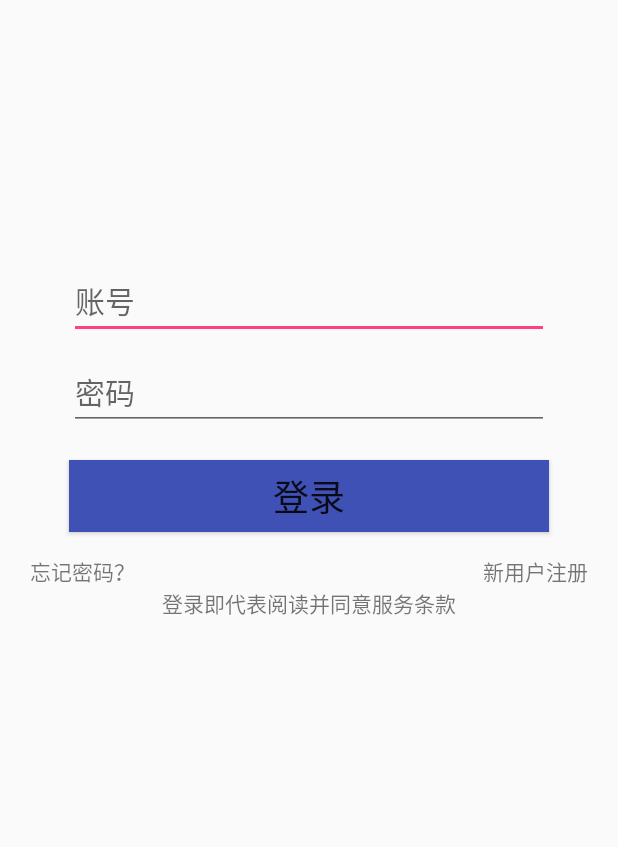
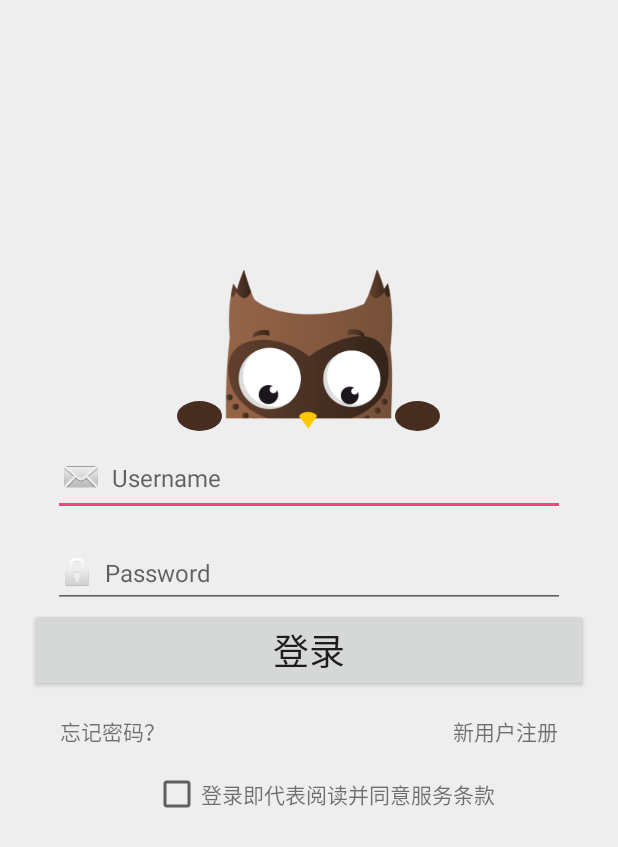
Before and after one commit to LINYUANZHUO/xiangmujingl, an Android app: the LoginActivity screen opened directly, with no data from a screen before it, on a phone screen of 412 x 824 dp. Shown: the top 847 px of the screen. Run offline under Robolectric (Android 15) with nearby library versions, the phone set to English and light mode, and no system bars.

Commit message:
添加登录动画

```diff
--- a/项目/app/src/main/java/com/vkejun/vip/activity/LoginActivity.java
+++ b/项目/app/src/main/java/com/vkejun/vip/activity/LoginActivity.java
@@ -5,12 +5,32 @@ import android.os.Bundle;
 import com.vkejun.vip.R;
 import android.view.View;
 import android.content.Intent;
+import com.vkejun.vip.utils.OwlView;
+import android.widget.EditText;
 
-public class LoginActivity extends AppCompatActivity{
+public class LoginActivity extends AppCompatActivity {
+
+    private OwlView mOwlView;
     @Override
     protected void onCreate(Bundle savedInstanceState) {
         super.onCreate(savedInstanceState);
         setContentView(R.layout.activity_login);
+
+        mOwlView=(OwlView)findViewById(R.id.aaa);
+        EditText eee=(EditText)findViewById(R.id.mi);
+        eee.setOnFocusChangeListener(new android.view.View.OnFocusChangeListener() {
+            //登录动画
+                @Override
+                public void onFocusChange(View v, boolean hasFocus) {
+                    if (hasFocus) {
+                        mOwlView.open();
+                        // 获得焦点
+                    } else {
+                        mOwlView.close();
+                        // 失去焦点
+                    }
+                }
+            });
     }
 
     public void zhaohuimima(View view) {
--- /dev/null
+++ b/项目/app/src/main/java/com/vkejun/vip/utils/OwlView.java
@@ -0,0 +1,220 @@
+package com.vkejun.vip.utils;
+
+import android.view.View;
+import android.content.Context;
+import android.graphics.Bitmap;
+import android.graphics.Paint;
+import android.animation.ValueAnimator;
+import android.graphics.BitmapFactory;
+import android.util.AttributeSet;
+import android.graphics.Color;
+import android.view.ViewTreeObserver;
+import android.view.ViewGroup;
+import com.vkejun.vip.R;
+import android.view.animation.LinearInterpolator;
+import android.graphics.Canvas;
+import android.graphics.Rect;
+import android.graphics.RectF;
+import java.math.BigDecimal;
+import android.graphics.Matrix;
+import java.math.RoundingMode;
+
+/**
+ * Created by boobooL on 2016/4/19 0019
+ * Created 邮箱 ：boobooMX@163.com
+ */
+
+/**
+ * 猫头鹰输入密码的时候捂住眼睛
+ * 布局文件中宽=175dp，height=107dp,也可以不写默认，只是为了预览
+ */
+public class OwlView extends View {
+
+    private Context mContext;
+    //private ImageView iv_owl;
+
+    private Bitmap bm_owl;
+
+    private Bitmap bm_owl_arm_left;
+
+    private Bitmap bm_owl_arm_right;
+
+    private int bm_height;
+    private int moveHeight;
+
+    private int alpha = 255;
+
+    private int move_length = 0;
+
+    private Paint handPaintBefore;
+    private Paint handPaintAfter;
+
+    public OwlView(Context context) {
+        this(context,null);
+    }
+
+    public OwlView(Context context, AttributeSet attrs) {
+        this(context, attrs,0);
+    }
+
+    public OwlView(Context context, AttributeSet attrs, int defStyleAttr) {
+        super(context, attrs, defStyleAttr);
+        this.mContext = context;
+        init();
+    }
+
+    private void init(){
+        setBackgroundColor(Color.TRANSPARENT);
+
+        getViewTreeObserver().addOnGlobalLayoutListener(new ViewTreeObserver.OnGlobalLayoutListener() {
+                @Override
+                public void onGlobalLayout() {
+                    getViewTreeObserver().removeGlobalOnLayoutListener(this);
+                    ViewGroup.LayoutParams lp = getLayoutParams();
+                    if(lp==null)return;
+                    lp.width = dip2px(175);
+                    lp.height = dip2px(107);
+                    setLayoutParams(lp);
+                    setTranslationY(dip2px(9));
+                }
+            });
+
+
+        bm_owl = BitmapFactory.decodeResource(getResources(),R.drawable.owl_login);
+        bm_owl_arm_left = BitmapFactory.decodeResource(getResources(),R.drawable.owl_login_arm_left);
+        bm_owl_arm_right = BitmapFactory.decodeResource(getResources(),R.drawable.owl_login_arm_right);
+
+        bm_owl = compressBitmap(bm_owl,dip2px(115),dip2px(107),false);
+        bm_owl_arm_left = compressBitmap(bm_owl_arm_left,dip2px(40),dip2px(65),true);
+        bm_owl_arm_right = compressBitmap(bm_owl_arm_right,dip2px(40),dip2px(65),true);
+
+        bm_height = bm_owl_arm_left.getHeight()/3*2-dip2px(10);
+
+        handPaintBefore = new Paint();
+        handPaintBefore.setColor(Color.parseColor("#472d20"));
+        handPaintBefore.setAntiAlias(true);
+
+        handPaintAfter = new Paint();
+        handPaintAfter.setAntiAlias(true);
+    }
+
+
+    public void close(){
+        ValueAnimator alphaVa = ValueAnimator.ofInt(0,255)
+            .setDuration(300);
+        alphaVa.addUpdateListener(new ValueAnimator.AnimatorUpdateListener() {
+                @Override
+                public void onAnimationUpdate(ValueAnimator animation) {
+                    alpha = (Integer) animation.getAnimatedValue();
+                    invalidate();
+                }
+            });
+        alphaVa.start();
+        ValueAnimator moveVa = ValueAnimator.ofInt(dip2px(45),0)
+            .setDuration(200);
+        moveVa.addUpdateListener(new ValueAnimator.AnimatorUpdateListener() {
+                @Override
+                public void onAnimationUpdate(ValueAnimator animation) {
+                    move_length = (Integer) animation.getAnimatedValue();
+                    invalidate();
+                }
+            });
+        moveVa.setStartDelay(200);
+        moveVa.start();
+        ValueAnimator va = ValueAnimator.ofInt(bm_height,0)
+            .setDuration(300);
+        va.setInterpolator(new LinearInterpolator());
+        va.addUpdateListener(new ValueAnimator.AnimatorUpdateListener() {
+                @Override
+                public void onAnimationUpdate(ValueAnimator animation) {
+                    moveHeight = (Integer) animation.getAnimatedValue();
+                    invalidate();
+                }
+            });
+        va.start();
+    }
+
+    public void open(){
+        ValueAnimator alphtVa = ValueAnimator.ofInt(255,0)
+            .setDuration(300);
+        alphtVa.addUpdateListener(new ValueAnimator.AnimatorUpdateListener() {
+                @Override
+                public void onAnimationUpdate(ValueAnimator animation) {
+                    alpha = (Integer) animation.getAnimatedValue();
+                    invalidate();
+                }
+            });
+        alphtVa.start();
+        ValueAnimator moveVa = ValueAnimator.ofInt(0,dip2px(45))
+            .setDuration(200);
+        moveVa.addUpdateListener(new ValueAnimator.AnimatorUpdateListener() {
+                @Override
+                public void onAnimationUpdate(ValueAnimator animation) {
+                    move_length = (Integer) animation.getAnimatedValue();
+                    invalidate();
+                }
+            });
+        moveVa.start();
+        ValueAnimator va = ValueAnimator.ofInt(0,bm_height)
+            .setDuration(300);
+        va.setInterpolator(new LinearInterpolator());
+        va.addUpdateListener(new ValueAnimator.AnimatorUpdateListener() {
+                @Override
+                public void onAnimationUpdate(ValueAnimator animation) {
+                    moveHeight = (Integer) animation.getAnimatedValue();
+                    invalidate();
+                }
+            });
+        va.setStartDelay(100);
+        va.start();
+    }
+
+    @Override
+    protected void onDraw(Canvas canvas) {
+        super.onDraw(canvas);
+        canvas.drawBitmap(bm_owl,new Rect(0,0,bm_owl.getWidth(),bm_owl.getHeight()),new Rect(dip2px(30),0,dip2px(30)+bm_owl.getWidth(),bm_owl.getHeight()),handPaintAfter);
+
+        handPaintBefore.setAlpha(alpha);
+        canvas.drawOval(new RectF(move_length,getHeight()-dip2px(20),move_length+dip2px(30),getHeight()),handPaintBefore);
+        canvas.drawOval(new RectF(getWidth()-dip2px(30)-move_length,getHeight()-dip2px(20),getWidth()-move_length,getHeight()),handPaintBefore);
+
+        canvas.drawBitmap(bm_owl_arm_left,new Rect(0,0,bm_owl_arm_left.getWidth(), moveHeight),new Rect(dip2px(43),getHeight()-moveHeight-dip2px(10),dip2px(43)+bm_owl_arm_left.getWidth(),getHeight()-dip2px(9)),handPaintAfter);
+        canvas.drawBitmap(bm_owl_arm_right,new Rect(0,0,bm_owl_arm_right.getWidth(), moveHeight),new Rect(getWidth()-dip2px(40)-bm_owl_arm_right.getWidth(),getHeight()-moveHeight-dip2px(10),getWidth()-dip2px(40),getHeight()-dip2px(9)),handPaintAfter);
+
+    }
+
+//    @Override
+//    protected void dispatchDraw(Canvas canvas) {
+//        super.dispatchDraw(canvas);
+//
+//        canvas.drawBitmap(bm_owl,new Rect(0,0,bm_owl.getWidth(),bm_owl.getHeight()),new Rect(dip2px(30),0,dip2px(30)+bm_owl.getWidth(),bm_owl.getHeight()),handPaintAfter);
+//
+//        handPaintBefore.setAlpha(alpha);
+//        canvas.drawOval(new RectF(move_length,getHeight()-dip2px(20),move_length+dip2px(30),getHeight()),handPaintBefore);
+//        canvas.drawOval(new RectF(getWidth()-dip2px(30)-move_length,getHeight()-dip2px(20),getWidth()-move_length,getHeight()),handPaintBefore);
+//
+//        canvas.drawBitmap(bm_owl_arm_left,new Rect(0,0,bm_owl_arm_left.getWidth(), moveHeight),new Rect(dip2px(43),getHeight()-moveHeight-dip2px(10),dip2px(43)+bm_owl_arm_left.getWidth(),getHeight()-dip2px(9)),handPaintAfter);
+//        canvas.drawBitmap(bm_owl_arm_right,new Rect(0,0,bm_owl_arm_right.getWidth(), moveHeight),new Rect(getWidth()-dip2px(40)-bm_owl_arm_right.getWidth(),getHeight()-moveHeight-dip2px(10),getWidth()-dip2px(40),getHeight()-dip2px(9)),handPaintAfter);
+//    }
+
+    private int dip2px(float dpValue) {
+        final float scale = mContext.getResources().getDisplayMetrics().density;
+        return (int) (dpValue * scale + 0.5f);
+    }
+
+    private Bitmap compressBitmap(Bitmap bitmap, float reqsW, float reqsH, boolean isAdjust) {
+        if (bitmap == null || reqsW == 0 || reqsH == 0) return bitmap;
+        if (bitmap.getWidth() > reqsW || bitmap.getHeight() > reqsH) {
+            float scaleX = new BigDecimal(reqsW).divide(new BigDecimal(bitmap.getWidth()), 4, RoundingMode.DOWN).floatValue();
+            float scaleY = new BigDecimal(reqsH).divide(new BigDecimal(bitmap.getHeight()), 4, RoundingMode.DOWN).floatValue();
+            if (isAdjust) {
+                scaleX = scaleX < scaleY ? scaleX : scaleY;
+                scaleY = scaleX;
+            }
+            Matrix matrix = new Matrix();
+            matrix.postScale(scaleX, scaleY);
+            bitmap = Bitmap.createBitmap(bitmap, 0, 0, bitmap.getWidth(), bitmap.getHeight(), matrix, true);
+        }
+        return bitmap;
+    }
+}
--- a/项目/app/src/main/res/layout/activity_login.xml
+++ b/项目/app/src/main/res/layout/activity_login.xml
@@ -1,76 +1,72 @@
-<?xml version="1.0" encoding="utf-8"?><!--登录界面,用LinearLayout-->
-
-<ScrollView
+<?xml version="1.0" encoding="utf-8"?>
+<RelativeLayout
     xmlns:android="http://schemas.android.com/apk/res/android"
+    xmlns:tools="http://schemas.android.com/tools"
     android:layout_width="match_parent"
-    android:layout_height="match_parent">
+    android:layout_height="match_parent"
+    xmlns:app="http://schemas.android.com/apk/res-auto"
+    android:background="#eeeeee">
 
     <LinearLayout
         android:layout_width="match_parent"
         android:layout_height="match_parent"
+        android:orientation="vertical"
+        android:weightSum="2">
+
+        <View
+            android:layout_width="match_parent"
+            android:layout_height="0dp"
+            android:layout_weight="1"/>
+
+    </LinearLayout>
+
+    <LinearLayout
+        android:id="@+id/ll_login_pane"
+        android:layout_width="match_parent"
+        android:layout_height="wrap_content"
+        android:layout_marginLeft="20dp"
+        android:layout_marginRight="20dp"
+        android:layout_centerInParent="true"
         android:orientation="vertical">
 
-        <LinearLayout
+        <EditText
+            android:id="@+id/zh"
             android:layout_width="match_parent"
             android:layout_height="wrap_content"
-            android:layout_marginTop="35dp">
+            android:layout_marginLeft="15dp"
+            android:layout_marginRight="15dp"
+            android:layout_marginTop="15dp"
+            android:minHeight="45dp"
+            android:drawableLeft="@android:drawable/sym_action_email"
+            android:drawablePadding="5dp"
+            android:gravity="center_vertical"
+            android:hint="Username"
+            android:singleLine="true"
+            android:textSize="16sp"/>
 
-            <ImageView
-                android:id="@+id/symbol"
+        <EditText
+            android:id="@+id/mi"
+            android:layout_width="match_parent"
+            android:layout_height="wrap_content"
+            android:inputType="textPassword"
+            android:layout_marginLeft="15dp"
+            android:layout_marginRight="15dp"
+            android:layout_marginTop="15dp"
+            android:minHeight="45dp"
+            android:drawableLeft="@android:drawable/ic_lock_idle_lock"
+            android:drawablePadding="5dp"
+            android:gravity="center_vertical"
+            android:hint="Password"
+            android:singleLine="true"
+            android:textSize="16sp"/>
 
-                android:layout_width="wrap_content"
-                android:layout_height="wrap_content" />
-
-            <TextView
-                android:layout_marginLeft="20dp"
-                android:id="@+id/qq"
-                android:visibility="gone"
-                android:layout_width="wrap_content"
-                android:layout_marginTop="35dp"
-                android:text="登录界面"
-                android:textSize="24sp"
-                android:layout_height="wrap_content" />
-
-
-        </LinearLayout>
-
-
-        <ImageView
-            android:layout_gravity="center"
-            android:id="@+id/iv"
-            android:layout_width="80dp"
-            android:layout_height="80dp" />
-
-        <!--输入框-->
-        <EditText
-            android:id="@+id/et_user_name"
-            android:layout_width="320dp"
-            android:layout_height="wrap_content"
-            android:layout_gravity="center"
-            android:layout_marginTop="60dp"
-            android:hint="账号"
-            android:textSize="20sp" />
-        <!--输入框-->
-        <EditText
-            android:id="@+id/et_psw"
-            android:layout_width="320dp"
-            android:layout_height="wrap_content"
-            android:layout_gravity="center"
-            android:layout_marginTop="10dp"
-            android:hint="密码"
-            android:textSize="20sp"
-            android:inputType="textPassword" />
-        <!--按钮-->
         <Button
             android:id="@+id/btn_login"
             android:text="登录"
-            android:onClick="denglu"
-            android:background="@color/colorPrimary"
             android:textSize="24sp"
             android:layout_gravity="center"
-            android:layout_marginTop="20dp"
-            android:layout_width="320dp"
-            android:layout_height="wrap_content" />
+            android:layout_width="match_parent"
+            android:layout_height="wrap_content"/>
 
         <RelativeLayout
             android:layout_marginTop="15dp"
@@ -78,40 +74,61 @@
             android:layout_height="wrap_content">
 
             <TextView
-                android:onClick="zhuche"
                 android:id="@+id/tv_register"
                 android:layout_alignParentRight="true"
                 android:layout_marginRight="20dp"
                 android:layout_width="wrap_content"
                 android:layout_height="wrap_content"
-                android:text="新用户注册" />
-            <!--layout_weight="1" layout_width="0dp"实现均分效果-->
+                android:text="新用户注册"/>
+
             <TextView
                 android:id="@+id/tv_find_psw"
                 android:layout_alignParentLeft="true"
                 android:layout_marginLeft="20dp"
                 android:layout_width="wrap_content"
                 android:layout_height="wrap_content"
-                android:text="忘记密码？" />
+                android:text="忘记密码？"/>
+
         </RelativeLayout>
 
-        <LinearLayout
-            android:orientation="vertical"
-            android:layout_width="match_parent"
-            android:layout_height="wrap_content">
+        <RelativeLayout
+            android:layout_gravity="center_horizontal"
+            android:layout_marginTop="15dp"
+            android:layout_width="wrap_content"
+            android:layout_height="match_parent">
 
-            <RelativeLayout
-                android:layout_gravity="center"
-                android:layout_marginBottom="30dp"
+            <LinearLayout
+                android:orientation="horizontal"
                 android:layout_width="wrap_content"
-                android:layout_height="wrap_content">
+                android:layout_height="wrap_content"
+                android:gravity="center_vertical|center_horizontal">
+
+                <CheckBox
+                    android:layout_alignParentLeft="true"
+                    android:layout_marginLeft="20dp"
+                    android:layout_width="wrap_content"
+                    android:layout_height="wrap_content"
+                    android:id="@+id/mainRadioButton1"/>
 
                 <TextView
-                    android:layout_alignParentBottom="true"
+                    android:id="@+id/mainTextView1"
+                    android:layout_alignParentRight="true"
                     android:layout_width="wrap_content"
                     android:layout_height="wrap_content"
-                    android:text="登录即代表阅读并同意服务条款" />
-            </RelativeLayout>
-        </LinearLayout>
+                    android:layout_weight="1"
+                    android:text="登录即代表阅读并同意服务条款"/>
+
+            </LinearLayout>
+
+        </RelativeLayout>
+
     </LinearLayout>
-</ScrollView>
+
+    <com.vkejun.vip.utils.OwlView
+        android:id="@+id/aaa"
+        android:layout_above="@id/ll_login_pane"
+        android:layout_width="175dp"
+        android:layout_height="107dp"
+        android:layout_centerHorizontal="true"/>
+
+</RelativeLayout>
```
Also changed, not shown: 项目/app/src/main/res/drawable/owl_login.png (added), 项目/app/src/main/res/drawable/owl_login_arm_left.png (added), 项目/app/src/main/res/drawable/owl_login_arm_right.png (added), 项目/app/src/main/res/mipmap/owl_login.png (added), 项目/app/src/main/res/mipmap/owl_login_arm_left.png (added), 项目/app/src/main/res/mipmap/owl_login_arm_right.png (added).
